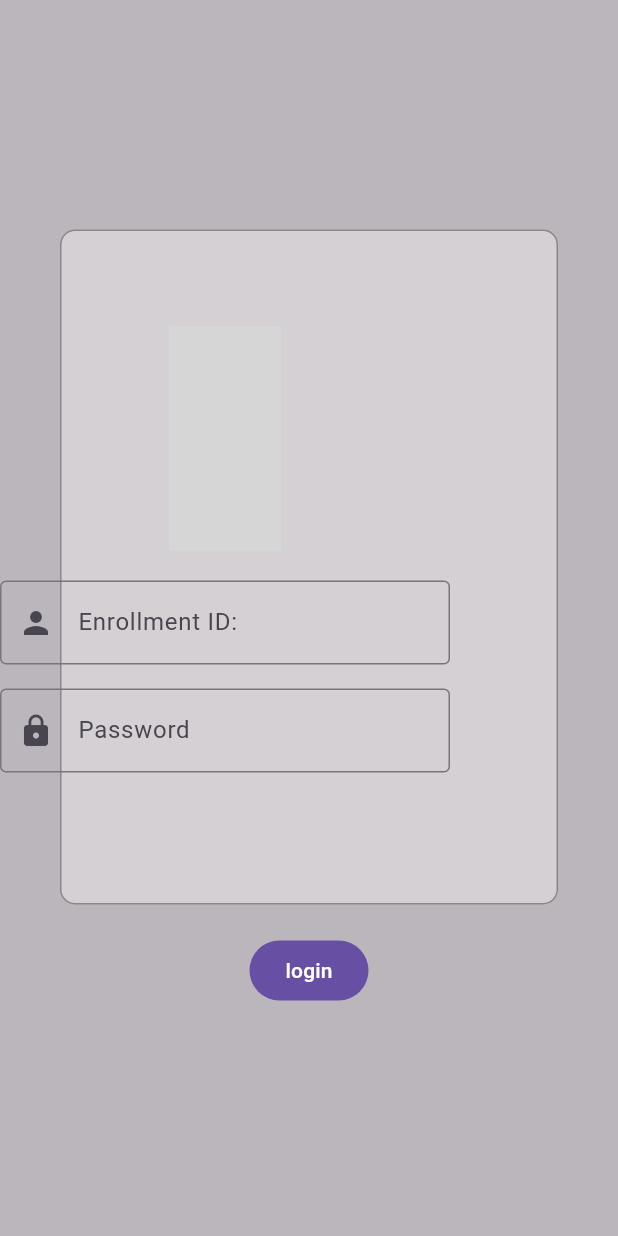
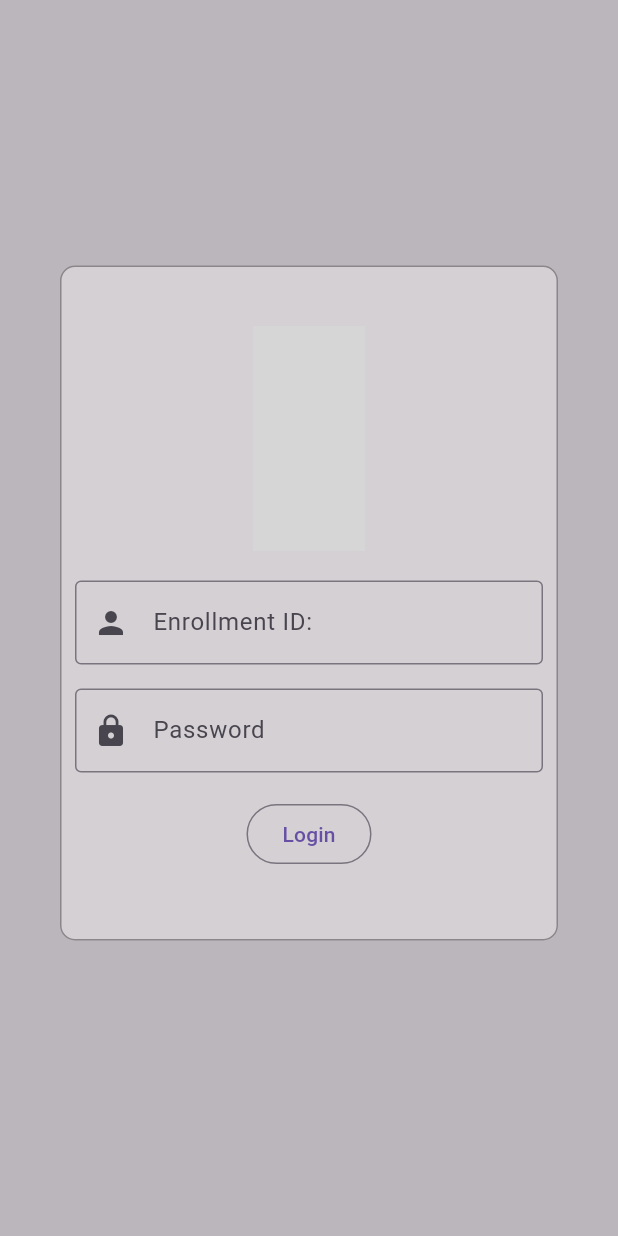
Before and after one commit to deev-narayan/Attendo_BBAU, a Flutter app: the screen it shows after launch, on a phone screen of 412 x 824 dp. Run offline on Flutter 3.47's test engine with Material 3 defaults, Android fonts, the phone set to English and light mode, and no system bars; grey boxes are pictures that could not be loaded.

Commit message:
width problem resolved

```diff
--- a/lib/pages/login.dart
+++ b/lib/pages/login.dart
@@ -39,34 +39,25 @@ class _LoginState extends State<Login> {
                     ),
                   ),
                 ),
-                FilledButton(
-                  onPressed: () {
-                    Navigator.of(context).pushReplacement(
-                      MaterialPageRoute(
-                        builder: (context) {
-                          return Profile();
-                        },
-                      ),
-                    );
-                  },
-                  child: Text("login"),
-                ),
               ],
             ),
           ),
-          Column(
+          Center(
+            child: Column(
               mainAxisAlignment: MainAxisAlignment.center,
               crossAxisAlignment: CrossAxisAlignment.center,
               children: [
                 Image.asset("./assets/images/hero.png", height: 150),
                 Container(
                   height: 240,
+                  child: Padding(
+                    padding: const EdgeInsets.fromLTRB(50, 0, 50, 0),
                     child: Column(
                       children: [
                         SizedBox(height: 20),
                         // Normal Text Input
                         SizedBox(
-                      width: 300,
+                          width: double.infinity,
                           child: TextField(
                             controller: usernameController,
                             decoration: InputDecoration(
@@ -80,7 +71,7 @@ class _LoginState extends State<Login> {
 
                         // Password Input
                         SizedBox(
-                      width: 300,
+                          width: double.infinity,
                           child: TextField(
                             controller: passwordController,
                             obscureText: true, // hides the text
@@ -91,10 +82,25 @@ class _LoginState extends State<Login> {
                             ),
                           ),
                         ),
+                        SizedBox(height: 17,),
+                        OutlinedButton(
+                          onPressed: () {
+                            Navigator.of(context).pushReplacement(
+                              MaterialPageRoute(
+                                builder: (context) {
+                                  return Profile();
+                                },
+                              ),
+                            );
+                          },
+                          child: Text("Login"),
+                        ),
                       ],
                     ),
                   ),
+                ),
               ],
+            ),
           ),
         ],
       ),
```
Lines whose indentation alone changed are shown as unchanged.
